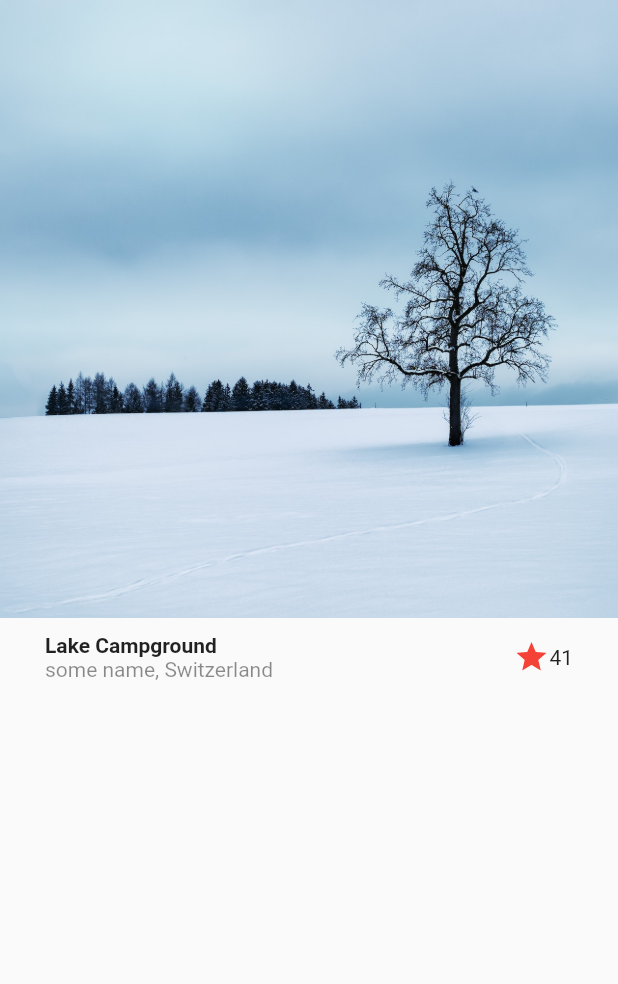
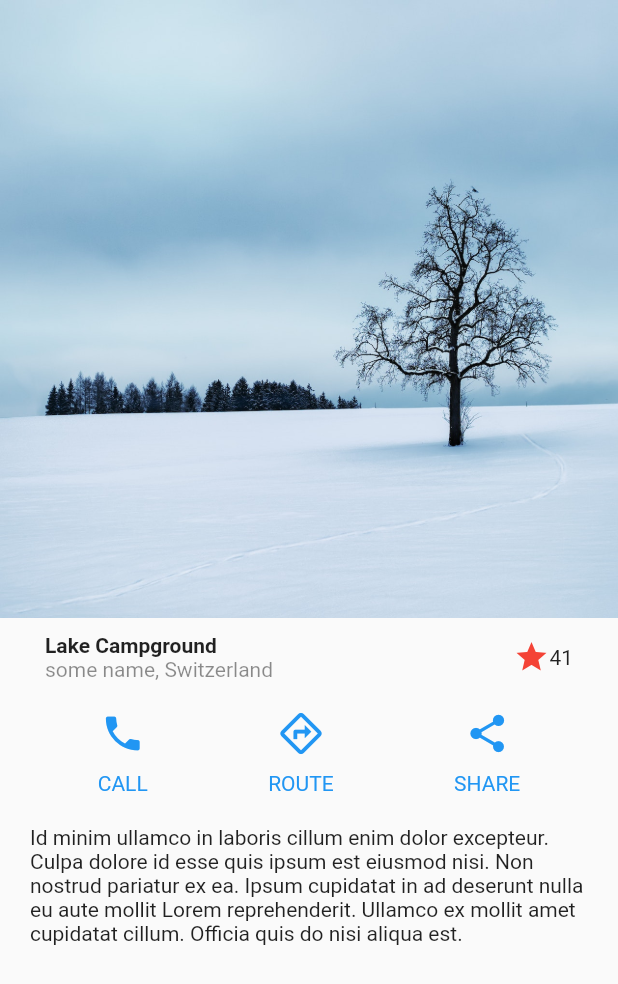
Before and after one commit to labrujasiete/simple_flutter_ui_design, a Flutter app: the screen it shows after launch, on a phone screen of 412 x 824 dp. Shown: the top 984 px of the screen. Run offline on Flutter 3.47's test engine with Material 2 defaults, Android fonts, the light colour scheme and no system bars.

Commit message:
End of first stage

```diff
--- a/lib/main.dart
+++ b/lib/main.dart
@@ -1,5 +1,6 @@
 import 'package:flutter/material.dart';
 import 'package:simple_flutter_ui_design/screens/basic_design.dart';
+import 'package:simple_flutter_ui_design/screens/scroll_design.dart';
 
 void main() => runApp(const MyApp());
 
@@ -14,6 +15,7 @@ class MyApp extends StatelessWidget {
       initialRoute: 'basic_design',
       routes: {
         'basic_design': ( _ ) => const BasicDesignScreen(),
+        'scroll_screen': ( _ ) => const ScrollScreen(),
       },
     );
   }
--- a/lib/screens/basic_design.dart
+++ b/lib/screens/basic_design.dart
@@ -8,11 +8,14 @@ class BasicDesignScreen extends StatelessWidget {
   Widget build(BuildContext context) {
     return Scaffold(
       body: Column(
-        children: const [
+        children: [
           Image(image: AssetImage('assets/tundra_tree.jpg')),
-
-          Title()
-
+          Title(),
+          ButtonSection(),
+          Container(
+            margin: EdgeInsets.symmetric( horizontal: 20, vertical: 10 ),
+            child: Text('Id minim ullamco in laboris cillum enim dolor excepteur. Culpa dolore id esse quis ipsum est eiusmod nisi. Non nostrud pariatur ex ea. Ipsum cupidatat in ad deserunt nulla eu aute mollit Lorem reprehenderit. Ullamco ex mollit amet cupidatat cillum. Officia quis do nisi aliqua est.')
+            )
         ],
       )
     );
@@ -22,9 +25,8 @@ class BasicDesignScreen extends StatelessWidget {
 
 
 
+class Title extends StatelessWidget {
 
-
-class Title extends StatelessWidget {
   const Title({
     super.key,
   });
@@ -54,3 +56,52 @@ class Title extends StatelessWidget {
     );
   }
 }
+
+
+class ButtonSection extends StatelessWidget {
+  const ButtonSection({
+    super.key,
+  });
+
+  @override
+  Widget build(BuildContext context) {
+    return Container(
+      margin: EdgeInsets.symmetric( horizontal: 25, vertical: 10 ),
+      child: Row(
+        mainAxisAlignment: MainAxisAlignment.spaceAround,
+        children: const [
+
+          CustomButton(icon: Icons.phone, text: 'CALL',),
+          CustomButton(icon: Icons.directions_outlined, text: 'ROUTE',),
+          CustomButton(icon: Icons.share, text: 'SHARE',),
+
+
+        ],
+      ),
+    );
+  }
+}
+
+
+class CustomButton extends StatelessWidget {
+
+  final IconData icon;
+  final String text;
+
+  const CustomButton({
+    super.key, required this.icon, required this.text,
+  });
+
+  @override
+  Widget build(BuildContext context) {
+    return Column(
+      children: [
+        Container(
+          margin: EdgeInsets.only(bottom: 10),
+          child: Icon( icon, color: Colors.blue, size: 30,)
+          ),
+        Text(text, style: TextStyle( color: Colors.blue ))
+      ],
+    );
+  }
+}
--- /dev/null
+++ b/lib/screens/scroll_design.dart
@@ -0,0 +1,15 @@
+import 'package:flutter/material.dart';
+
+class ScrollScreen extends StatelessWidget {
+
+  const ScrollScreen({Key? key}) : super(key: key);
+
+  @override
+  Widget build(BuildContext context) {
+    return const Scaffold(
+      body: Center(
+         child: Text('ScrollScreen'),
+      ),
+    );
+  }
+}
```
Also changed, not shown: assets/scroll-1.png (added), pubspec.yaml (line endings or trailing spaces).
